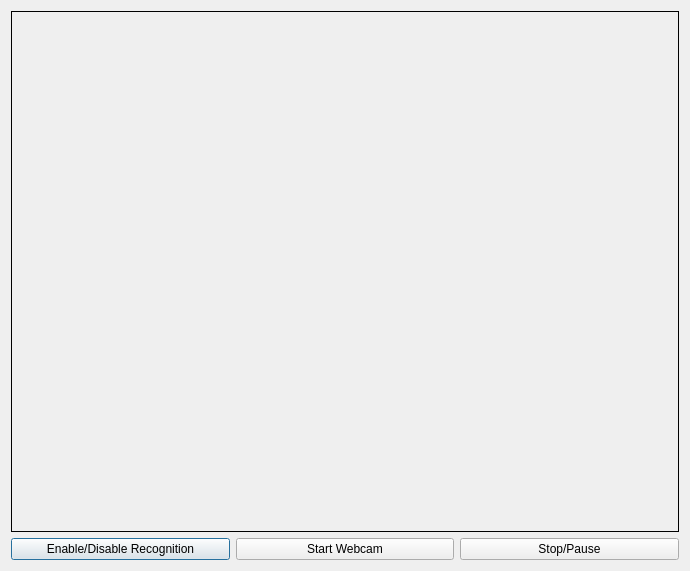
Old version of the form coreUI/webcam_dialog.ui in the repository prateekgurnani10/Image_recognition.
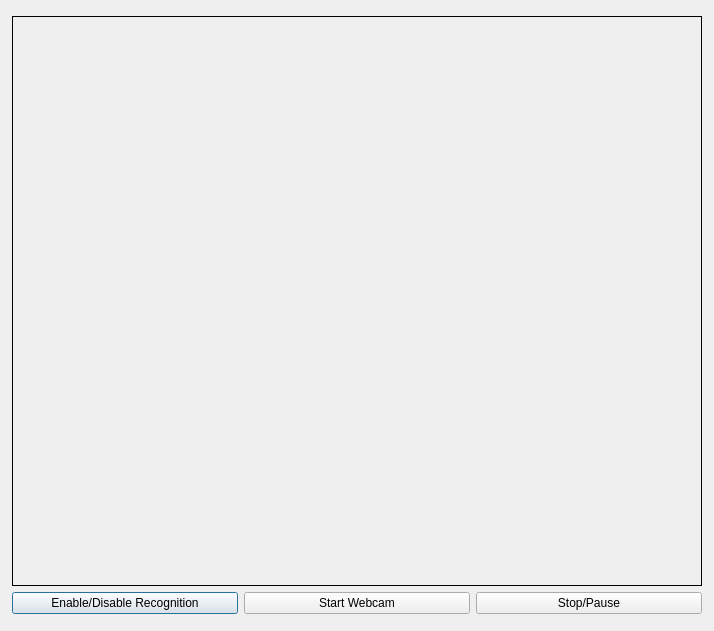
New version of the form.

Commit message: Fixed qlabel flickering on mouseover

```diff
--- a/coreUI/webcam_dialog.ui
+++ b/coreUI/webcam_dialog.ui
@@ -6,8 +6,8 @@
    <rect>
     <x>0</x>
     <y>0</y>
-    <width>690</width>
-    <height>571</height>
+    <width>714</width>
+    <height>631</height>
    </rect>
   </property>
   <property name="windowTitle">
@@ -20,22 +20,34 @@
       <widget class="QLabel" name="webcamDisplayLabel">
        <property name="minimumSize">
         <size>
-         <width>315</width>
-         <height>500</height>
+         <width>690</width>
+         <height>570</height>
         </size>
        </property>
        <property name="maximumSize">
         <size>
-         <width>16777215</width>
-         <height>16777215</height>
+         <width>690</width>
+         <height>570</height>
         </size>
        </property>
        <property name="frameShape">
-        <enum>QFrame::Panel</enum>
+        <enum>QFrame::Box</enum>
        </property>
        <property name="text">
         <string/>
        </property>
+       <property name="textFormat">
+        <enum>Qt::PlainText</enum>
+       </property>
+       <property name="scaledContents">
+        <bool>true</bool>
+       </property>
+       <property name="alignment">
+        <set>Qt::AlignCenter</set>
+       </property>
+       <property name="textInteractionFlags">
+        <set>Qt::NoTextInteraction</set>
+       </property>
       </widget>
      </item>
      <item row="1" column="0">
```
Left out of the diff: 3 changed lines with no effect on the pictures. The commit also changes 1 other file.
